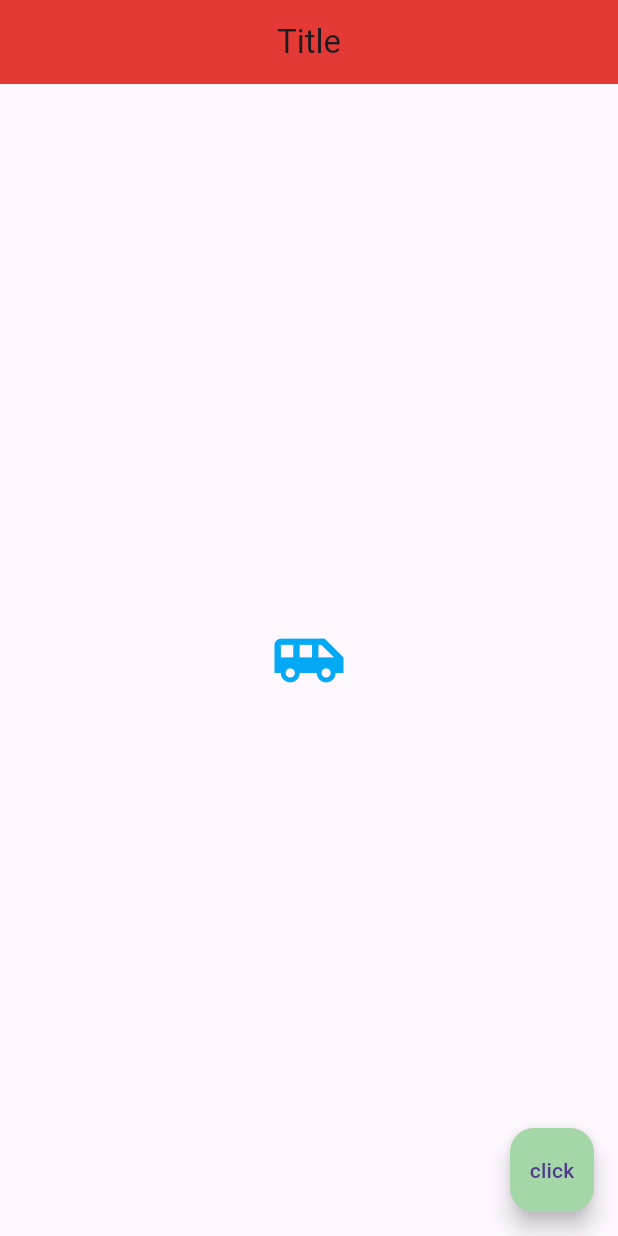
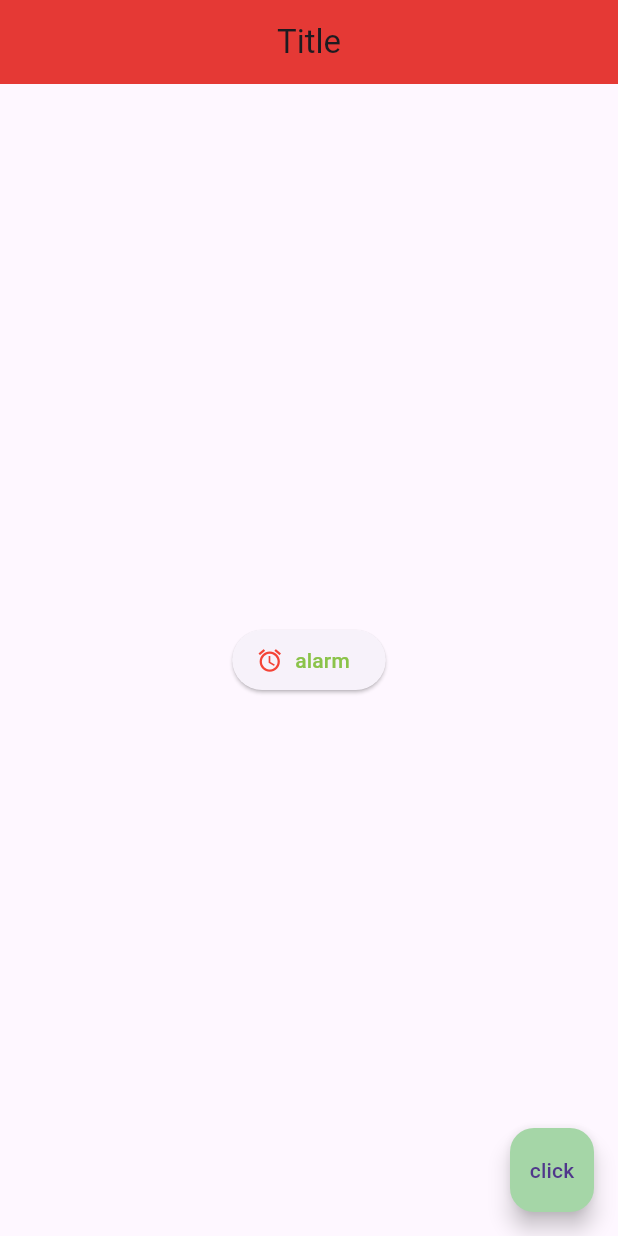
Before and after one commit to MrSax314/maintain, a Flutter app: the screen it shows after launch, on a phone screen of 412 x 824 dp. Run offline on Flutter 3.47's test engine with Material 3 defaults, Android fonts, the light colour scheme and no system bars.

Commit message:
Button with Icon

```diff
--- a/lib/main.dart
+++ b/lib/main.dart
@@ -14,10 +14,20 @@ class Home extends StatelessWidget {
         backgroundColor: Colors.red[600],
       ),
       body: Center(
-        child: Icon(
-          Icons.airport_shuttle,
-          color: Colors.lightBlue,
-          size: 50.0,
+        child: ElevatedButton.icon(
+          onPressed: () {
+            print('you clicked me');
+          },
+          icon: Icon(
+            Icons.access_alarm,
+            color: Colors.red,
+          ),
+          label: Text(
+              'alarm',
+            style: TextStyle(
+              color: Colors.lightGreen
+            ),
+          ),
         ),
       ),
       floatingActionButton: FloatingActionButton(
```
